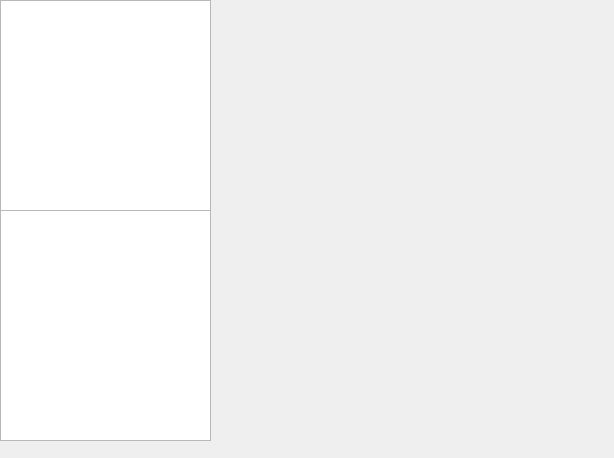
This is EndurvinnslustöðATeam/Skil3/Ui/linktogether.ui in trunti/verklegtn-m as Qt 5 draws it before an edit. The edited form follows.
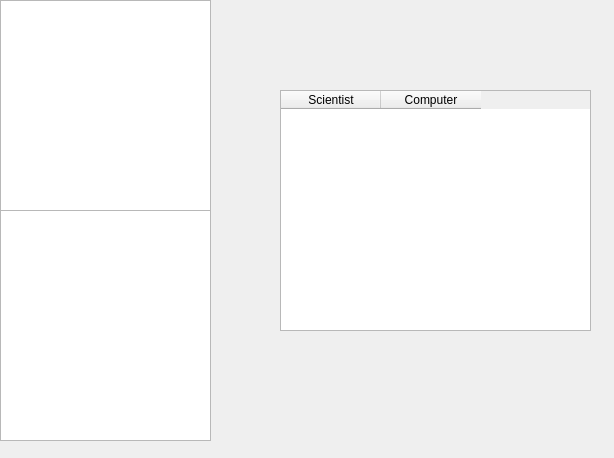
This is the edited form.

What changed in the file:
```diff
--- a/EndurvinnslustöðATeam/Skil3/Ui/linktogether.ui
+++ b/EndurvinnslustöðATeam/Skil3/Ui/linktogether.ui
@@ -33,6 +33,26 @@
     </rect>
    </property>
   </widget>
+  <widget class="QTableWidget" name="table_relation">
+   <property name="geometry">
+    <rect>
+     <x>280</x>
+     <y>90</y>
+     <width>311</width>
+     <height>241</height>
+    </rect>
+   </property>
+   <column>
+    <property name="text">
+     <string>Scientist</string>
+    </property>
+   </column>
+   <column>
+    <property name="text">
+     <string>Computer</string>
+    </property>
+   </column>
+  </widget>
  </widget>
  <resources/>
  <connections/>
```
